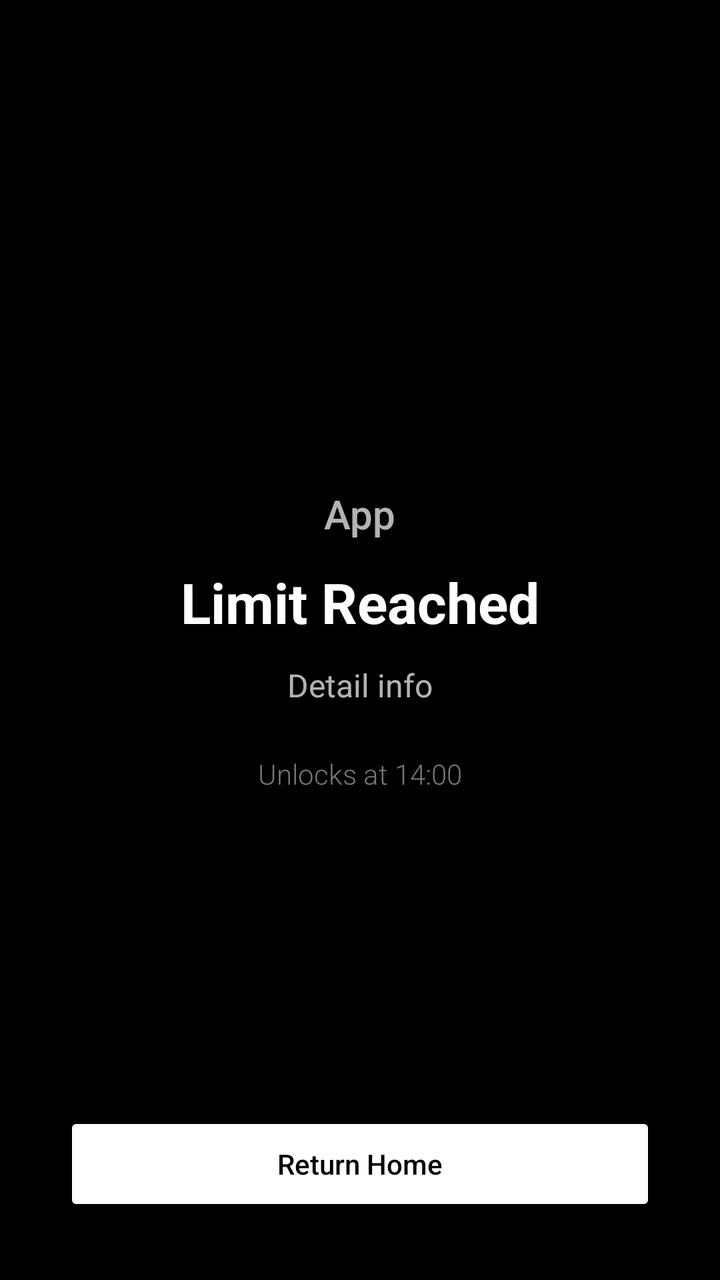
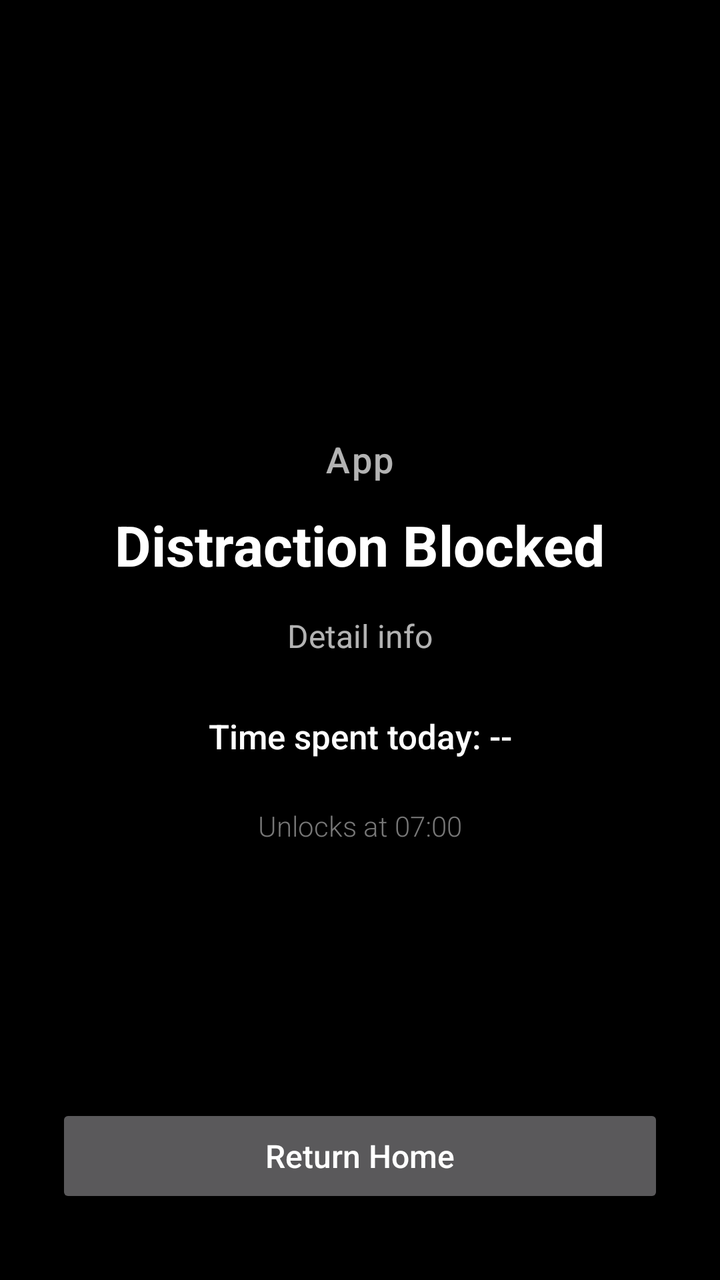

The first picture is an Android layout as it rendered before a commit; the second is the same layout after the commit. The layout source and the unified diff follow.
<!-- AndroidManifest.xml: activity theme Theme.FocusLauncher -->
<!-- res/layout/activity_blocked_intercept.xml -->
<?xml version="1.0" encoding="utf-8"?>
<RelativeLayout xmlns:android="http://schemas.android.com/apk/res/android"
    android:layout_width="match_parent"
    android:layout_height="match_parent"
    android:background="@color/black"
    android:fitsSystemWindows="true"
    android:padding="32dp">

    <LinearLayout
        android:layout_width="match_parent"
        android:layout_height="wrap_content"
        android:layout_centerInParent="true"
        android:orientation="vertical"
        android:gravity="center">

        <TextView
            android:id="@+id/blocked_app_label"
            android:layout_width="wrap_content"
            android:layout_height="wrap_content"
            android:text="App"
            android:textColor="@color/white_translucent"
            android:textSize="20sp"
            android:fontFamily="sans-serif-medium"
            android:layout_marginBottom="12dp" />

        <TextView
            android:id="@+id/blocked_title"
            android:layout_width="wrap_content"
            android:layout_height="wrap_content"
            android:text="Limit Reached"
            android:textColor="@color/white"
            android:textSize="28sp"
            android:fontFamily="sans-serif"
            android:textStyle="bold"
            android:gravity="center"
            android:layout_marginBottom="12dp" />

        <TextView
            android:id="@+id/blocked_detail"
            android:layout_width="wrap_content"
            android:layout_height="wrap_content"
            android:text="Detail info"
            android:textColor="@color/white_translucent"
            android:textSize="16sp"
            android:gravity="center"
            android:layout_marginBottom="24dp" />

        <TextView
            android:id="@+id/blocked_unlock_time"
            android:layout_width="wrap_content"
            android:layout_height="wrap_content"
            android:text="Unlocks at 14:00"
            android:textColor="@color/gray_muted"
            android:textSize="14sp"
            android:fontFamily="sans-serif-light" />
    </LinearLayout>

    <Button
        android:id="@+id/btn_return_home"
        android:layout_width="match_parent"
        android:layout_height="52dp"
        android:layout_alignParentBottom="true"
        android:text="Return Home"
        android:textColor="@color/black"
        android:backgroundTint="@color/white"
        android:fontFamily="sans-serif-medium"
        android:textAllCaps="false" />

</RelativeLayout>
<!-- resources referenced by this layout -->
<resources>
  <color name="black">#000000</color>
  <color name="gray_muted">#777777</color>
  <color name="white">#FFFFFF</color>
  <color name="white_translucent">#B3FFFFFF</color>
  <style name="Theme.FocusLauncher" parent="Theme.AppCompat.NoActionBar">
          <item name="android:windowBackground">@color/black</item>
          <item name="android:colorBackground">@color/black</item>
          <item name="android:statusBarColor">@color/black</item>
          <item name="android:navigationBarColor">@color/black</item>
          <item name="android:windowLightStatusBar">false</item>
          <item name="android:windowLightNavigationBar">false</item>
          <item name="android:textColorPrimary">@color/white</item>
          <item name="android:textColorSecondary">@color/white_translucent</item>
          <item name="android:windowLayoutInDisplayCutoutMode" tools:targetApi="p">shortEdges</item>
          <item name="colorAccent">@color/white</item>
      </style>
</resources>

<!-- the commit's change to res/layout/activity_blocked_intercept.xml (unified diff, before → after) -->
@@ -1,10 +1,14 @@
 <?xml version="1.0" encoding="utf-8"?>
 <RelativeLayout xmlns:android="http://schemas.android.com/apk/res/android"
+    android:id="@+id/layout_blocked_root"
     android:layout_width="match_parent"
     android:layout_height="match_parent"
-    android:background="@color/black"
+    android:background="?android:attr/colorBackground"
     android:fitsSystemWindows="true"
-    android:padding="32dp">
+    android:paddingStart="28dp"
+    android:paddingEnd="28dp"
+    android:paddingTop="36dp"
+    android:paddingBottom="36dp">
 
     <LinearLayout
         android:layout_width="match_parent"
@@ -18,52 +22,86 @@
             android:layout_width="wrap_content"
             android:layout_height="wrap_content"
             android:text="App"
-            android:textColor="@color/white_translucent"
-            android:textSize="20sp"
+            android:textColor="?android:attr/textColorSecondary"
+            android:textSize="18sp"
             android:fontFamily="sans-serif-medium"
+            android:letterSpacing="0.05"
             android:layout_marginBottom="12dp" />
 
         <TextView
             android:id="@+id/blocked_title"
             android:layout_width="wrap_content"
             android:layout_height="wrap_content"
-            android:text="Limit Reached"
-            android:textColor="@color/white"
+            android:text="Distraction Blocked"
+            android:textColor="?android:attr/textColorPrimary"
             android:textSize="28sp"
             android:fontFamily="sans-serif"
             android:textStyle="bold"
             android:gravity="center"
-            android:layout_marginBottom="12dp" />
+            android:layout_marginBottom="16dp" />
 
         <TextView
             android:id="@+id/blocked_detail"
             android:layout_width="wrap_content"
             android:layout_height="wrap_content"
             android:text="Detail info"
-            android:textColor="@color/white_translucent"
+            android:textColor="?android:attr/textColorSecondary"
             android:textSize="16sp"
             android:gravity="center"
-            android:layout_marginBottom="24dp" />
+            android:lineSpacingExtra="4dp"
+            android:layout_marginBottom="20dp" />
+
+        
+        <TextView
+            android:id="@+id/blocked_usage_today"
+            android:layout_width="wrap_content"
+            android:layout_height="wrap_content"
+            android:text="Time spent today: --"
+            android:textColor="?android:attr/textColorPrimary"
+            android:textSize="17sp"
+            android:fontFamily="sans-serif-medium"
+            android:gravity="center"
+            android:paddingStart="16dp"
+            android:paddingEnd="16dp"
+            android:paddingTop="8dp"
+            android:paddingBottom="8dp"
+            android:layout_marginBottom="16dp" />
 
         <TextView
             android:id="@+id/blocked_unlock_time"
             android:layout_width="wrap_content"
             android:layout_height="wrap_content"
-            android:text="Unlocks at 14:00"
+            android:text="Unlocks at 07:00"
             android:textColor="@color/gray_muted"
             android:textSize="14sp"
             android:fontFamily="sans-serif-light" />
     </LinearLayout>
 
-    <Button
-        android:id="@+id/btn_return_home"
+    <LinearLayout
         android:layout_width="match_parent"
-        android:layout_height="52dp"
+        android:layout_height="wrap_content"
         android:layout_alignParentBottom="true"
-        android:text="Return Home"
-        android:textColor="@color/black"
-        android:backgroundTint="@color/white"
-        android:fontFamily="sans-serif-medium"
-        android:textAllCaps="false" />
+        android:orientation="vertical">
+
+        <Button
+            android:id="@+id/btn_secondary_action"
+            android:layout_width="match_parent"
+            android:layout_height="50dp"
+            android:text="Lock Screen"
+            android:textSize="15sp"
+            android:fontFamily="sans-serif-medium"
+            android:textAllCaps="false"
+            android:visibility="gone"
+            android:layout_marginBottom="10dp" />
+
+        <Button
+            android:id="@+id/btn_return_home"
+            android:layout_width="match_parent"
+            android:layout_height="52dp"
+            android:text="Return Home"
+            android:textSize="16sp"
+            android:fontFamily="sans-serif-medium"
+            android:textAllCaps="false" />
+    </LinearLayout>
 
 </RelativeLayout>
<!-- resource entries referenced after the edit -->
@@ -1,20 +1,24 @@
 <!-- resources referenced by this layout -->
 <resources>
-  <color name="black">#000000</color>
   <color name="gray_muted">#777777</color>
   <color name="white">#FFFFFF</color>
-  <color name="white_translucent">#B3FFFFFF</color>
+  <color name="theme_divider_dark">#1E1E1E</color>
   <style name="Theme.FocusLauncher" parent="Theme.AppCompat.NoActionBar">
-          <item name="android:windowBackground">@color/black</item>
-          <item name="android:colorBackground">@color/black</item>
-          <item name="android:statusBarColor">@color/black</item>
-          <item name="android:navigationBarColor">@color/black</item>
+          <item name="android:windowBackground">@color/theme_bg_dark</item>
+          <item name="android:colorBackground">@color/theme_bg_dark</item>
+          <item name="android:statusBarColor">@color/theme_bg_dark</item>
+          <item name="android:navigationBarColor">@color/theme_bg_dark</item>
           <item name="android:windowLightStatusBar">false</item>
-          <item name="android:windowLightNavigationBar">false</item>
-          <item name="android:textColorPrimary">@color/white</item>
-          <item name="android:textColorSecondary">@color/white_translucent</item>
+          <item name="android:windowLightNavigationBar" tools:targetApi="o_mr1">false</item>
+          <item name="android:textColorPrimary">@color/theme_text_dark</item>
+          <item name="android:textColorSecondary">@color/theme_subtext_dark</item>
           <item name="android:windowLayoutInDisplayCutoutMode" tools:targetApi="p">shortEdges</item>
           <item name="colorAccent">@color/white</item>
+          <item name="focusDividerColor">@color/theme_divider_dark</item>
+          <item name="focusSectionHeaderColor">@color/gray_muted</item>
       </style>
+  <color name="theme_bg_dark">#000000</color>
+  <color name="theme_text_dark">#FFFFFF</color>
+  <color name="theme_subtext_dark">#B3FFFFFF</color>
 </resources>
 
